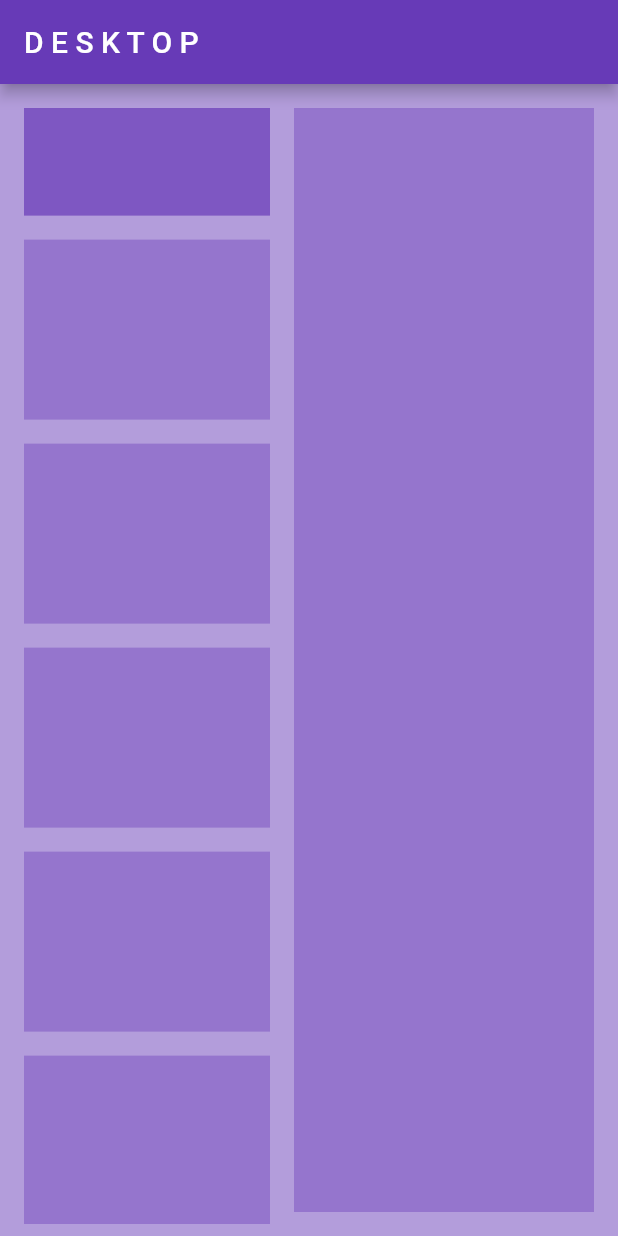
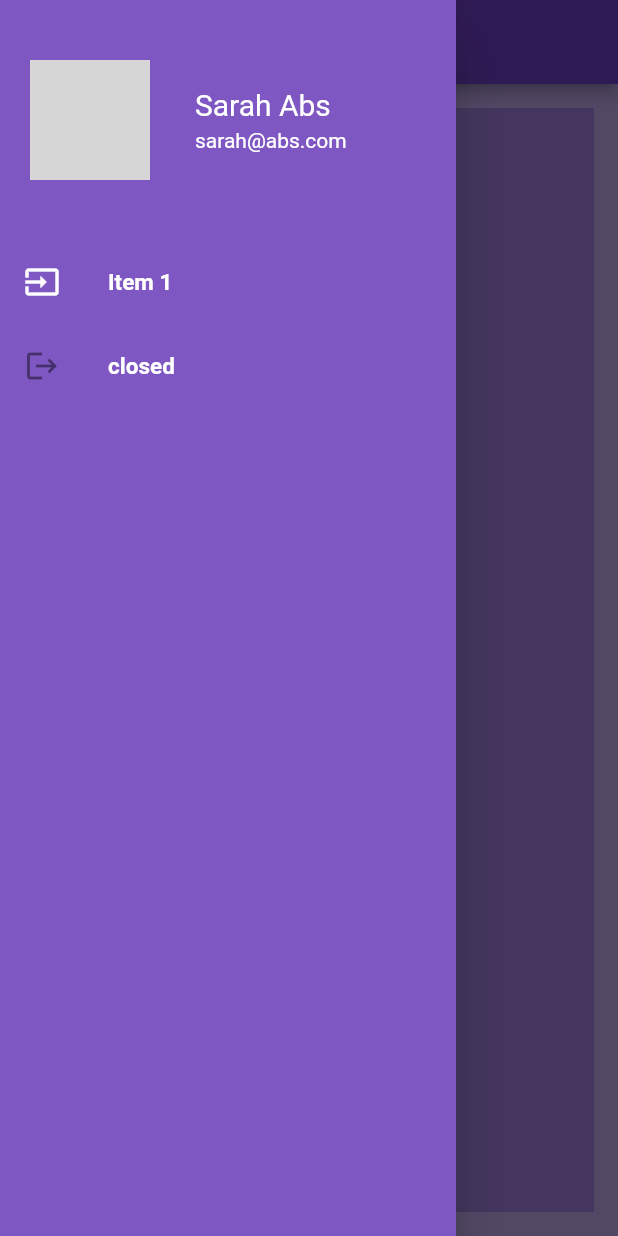
Before and after one commit to MubasharFazal/smart_home_t5, a Flutter app: the MyDesktopBody screen opened directly, with the side drawer open (before the commit the screen has no drawer), on a phone screen of 412 x 824 dp. Run offline on Flutter 3.47's test engine with Material 2 defaults, Android fonts, the phone set to English and light mode, and no system bars; our stand-ins replace firebase_auth, firebase_core, flutter_svg, google_sign_in; accounts and stored records are empty; network calls fail; grey boxes are pictures that could not be loaded.

Commit message:
sidebar added

```diff
--- a/lib/Pages/desktop_layout.dart
+++ b/lib/Pages/desktop_layout.dart
@@ -1,4 +1,5 @@
 import 'package:flutter/material.dart';
+import 'package:smart_home/widgets/drawer_dashboard.dart';
 
 class MyDesktopBody extends StatelessWidget {
   const MyDesktopBody({Key? key}) : super(key: key);
@@ -6,6 +7,7 @@ class MyDesktopBody extends StatelessWidget {
   @override
   Widget build(BuildContext context) {
     return Scaffold(
+      drawer: const MenuDashboardPage(),
       backgroundColor: Colors.deepPurple[200],
       appBar: AppBar(
         title: const Text('D E S K T O P'),
--- a/lib/Pages/mobile_layout.dart
+++ b/lib/Pages/mobile_layout.dart
@@ -1,4 +1,5 @@
 import 'package:flutter/material.dart';
+import 'package:smart_home/widgets/drawer_dashboard.dart';
 
 class MyMobileBody extends StatelessWidget {
   const MyMobileBody({Key? key}) : super(key: key);
@@ -6,6 +7,7 @@ class MyMobileBody extends StatelessWidget {
   @override
   Widget build(BuildContext context) {
     return Scaffold(
+      drawer: const MenuDashboardPage(),
       backgroundColor: Colors.deepPurple[200],
       appBar: AppBar(
         title: const Text('M O B I L E'),
--- a/lib/main.dart
+++ b/lib/main.dart
@@ -1,8 +1,7 @@
 import 'package:firebase_core/firebase_core.dart';
-import 'package:firebase_auth/firebase_auth.dart' as firebase_auth;
+// import 'package:firebase_auth/firebase_auth.dart' as firebase_auth;
 import 'package:flutter/material.dart';
 import 'package:smart_home/Pages/home_page.dart';
-import 'package:smart_home/Pages/signin_page.dart';
 
 void main() async {
   WidgetsFlutterBinding.ensureInitialized();
@@ -38,7 +37,7 @@ class _MyAppState extends State<MyApp> {
         theme: ThemeData(
           primarySwatch: Colors.deepPurple,
         ),
-        home: const HomePage());
+        home: HomePage());
   }
 }
 
--- /dev/null
+++ b/lib/widgets/drawer_dashboard.dart
@@ -0,0 +1,112 @@
+import 'package:flutter/material.dart';
+import 'package:smart_home/Pages/profile_page.dart';
+import 'package:smart_home/Pages/setting_page.dart';
+
+class MenuDashboardPage extends StatefulWidget {
+  const MenuDashboardPage({Key? key}) : super(key: key);
+
+  @override
+  State<MenuDashboardPage> createState() => _MenuDashboardPageState();
+}
+
+class _MenuDashboardPageState extends State<MenuDashboardPage> {
+  final padding = const EdgeInsets.symmetric(horizontal: 20);
+  @override
+  Widget build(BuildContext context) {
+    const name = 'Sarah Abs';
+    const email = 'sarah@abs.com';
+    const urlImage =
+        'https://images.unsplash.com/photo-1494790108377-be9c29b29330?ixid=MnwxMjA3fDB8MHxwaG90by1wYWdlfHx8fGVufDB8fHx8&ixlib=rb-1.2.1&auto=format&fit=crop&w=634&q=80';
+
+    return Drawer(
+      backgroundColor: Colors.deepPurple[400],
+      child: ListView(
+        padding: EdgeInsets.zero,
+        children: <Widget>[
+          buildHeader(
+            urlImage: urlImage,
+            name: name,
+            email: email,
+            onClicked: () => Navigator.of(context).push(MaterialPageRoute(
+              builder: (context) => const ProfilePage(
+                name: 'Sarah Abs',
+                email: 'sarah@abs.com',
+                urlImage: urlImage,
+              ),
+            )),
+          ),
+
+          // const DrawerHeader(
+          //   // child: Text(
+          //   //   'Side menu',
+          //   //   style: TextStyle(color: Colors.white, fontSize: 25),
+          //   // ),
+
+          //   decoration: BoxDecoration(
+          //       // color: Colors.deepPurple,
+          //       // image: DecorationImage(
+          //       //     fit: BoxFit.fill,
+          //       //     image: AssetImage(''))
+          //       ),
+          // ),
+          ListTile(
+            leading: const Icon(
+              Icons.input,
+              color: Colors.white,
+            ),
+            title: const Text('Item 1',
+                style: TextStyle(
+                    color: Colors.white,
+                    fontSize: 15,
+                    fontWeight: FontWeight.bold)),
+            onTap: () {},
+          ),
+          ListTile(
+            leading: const Icon(Icons.logout),
+            title: const Text('closed',
+                style: TextStyle(
+                    color: Colors.white,
+                    fontSize: 15,
+                    fontWeight: FontWeight.bold)),
+            onTap: () {
+              Navigator.pop(context);
+            },
+          ),
+        ],
+      ),
+    );
+  }
+
+  Widget buildHeader({
+    required String urlImage,
+    required String name,
+    required String email,
+    required VoidCallback onClicked,
+  }) =>
+      InkWell(
+        onTap: onClicked,
+        child: Container(
+          padding: padding.add(const EdgeInsets.symmetric(vertical: 40)),
+          child: Row(
+            children: [
+              CircleAvatar(radius: 40, backgroundImage: NetworkImage(urlImage)),
+              const SizedBox(width: 30),
+              Column(
+                crossAxisAlignment: CrossAxisAlignment.start,
+                children: [
+                  Text(
+                    name,
+                    style: const TextStyle(fontSize: 20, color: Colors.white),
+                  ),
+                  const SizedBox(height: 4),
+                  Text(
+                    email,
+                    style: const TextStyle(fontSize: 14, color: Colors.white),
+                  ),
+                ],
+              ),
+            ],
+          ),
+        ),
+      );
+}
```
Also changed, not shown: lib/Pages/profile_page.dart (added, +31 -0 lines), lib/Pages/setting_page.dart (added, +19 -0 lines).
